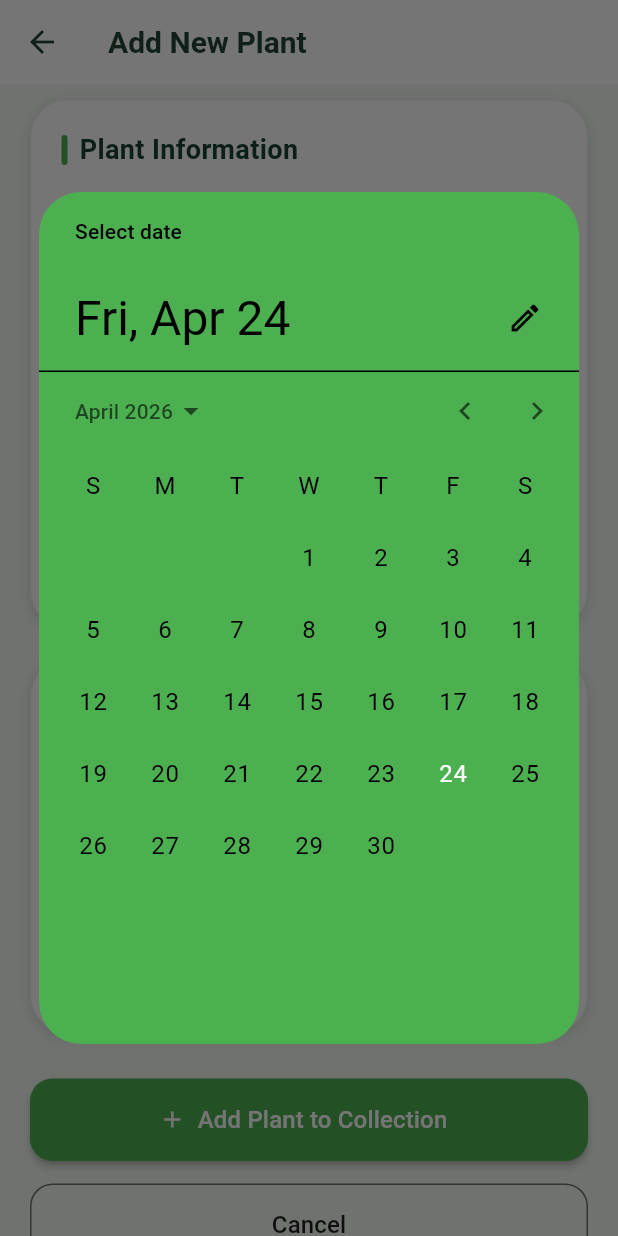
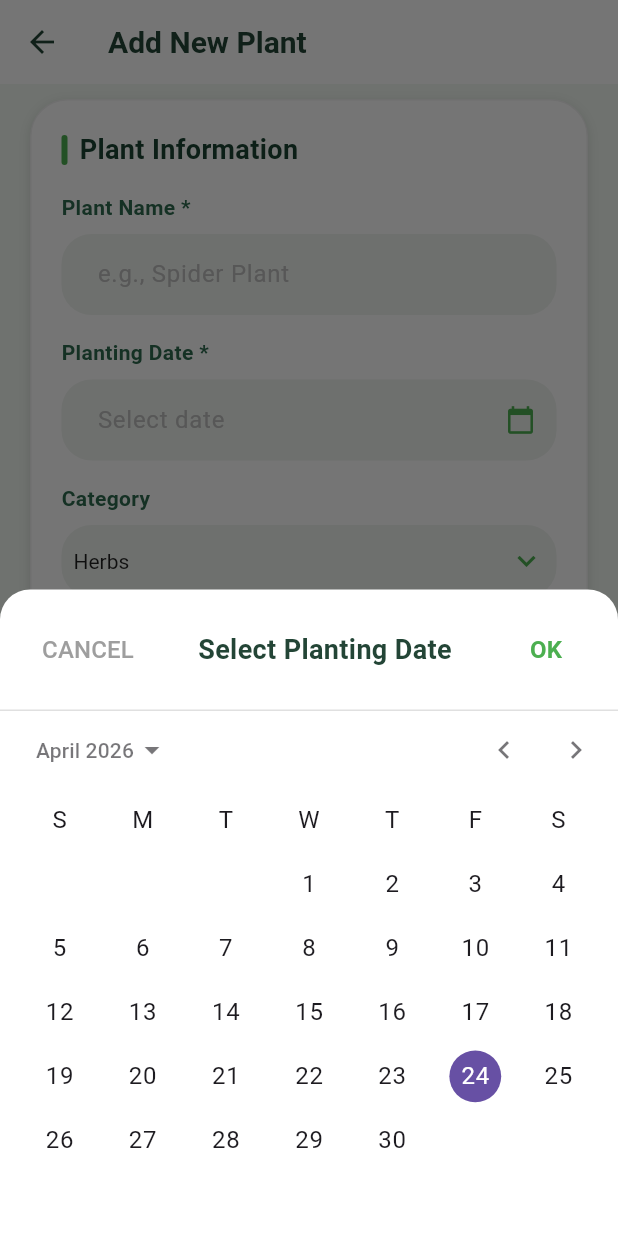
Before and after one commit to lintanghassya/GrowMate, a Flutter app: the AddPlantScreen screen opened directly, after a tap on "Select date", on a phone screen of 412 x 824 dp. Run offline on Flutter 3.47's test engine with Material 3 defaults, Android fonts, the light colour scheme and no system bars; our stand-ins replace qr_flutter.

Commit message:
update kalender

```diff
--- a/growmate_login_register/lib/add_plant_screen.dart
+++ b/growmate_login_register/lib/add_plant_screen.dart
@@ -55,31 +55,96 @@ class _AddPlantScreenState extends State<AddPlantScreen> {
 
   // Fungsi untuk menampilkan date picker
   Future<void> _selectDate(BuildContext context) async {
-    final DateTime? picked = await showDatePicker(
+  // Simpan tanggal sementara
+  DateTime temporaryDate = DateTime.now();
+
+  // Tampilkan date picker di modal bottom sheet
+  await showModalBottomSheet(
     context: context,
-      initialDate: DateTime.now(),
+    isScrollControlled: true,
+    backgroundColor: Colors.transparent,
+    builder: (BuildContext context) {
+      return Container(
+        decoration: const BoxDecoration(
+          color: Colors.white,
+          borderRadius: BorderRadius.vertical(top: Radius.circular(20)),
+        ),
+        child: Column(
+          mainAxisSize: MainAxisSize.min,
+          children: [
+            // Header dengan tombol
+            Container(
+              padding: const EdgeInsets.all(16),
+              decoration: const BoxDecoration(
+                border: Border(
+                  bottom: BorderSide(color: Colors.black12, width: 1),
+                ),
+              ),
+              child: Row(
+                mainAxisAlignment: MainAxisAlignment.spaceBetween,
+                children: [
+                  TextButton(
+                    onPressed: () => Navigator.pop(context),
+                    child: const Text(
+                      'CANCEL',
+                      style: TextStyle(color: Colors.grey, fontSize: 16),
+                    ),
+                  ),
+                  const Text(
+                    'Select Planting Date',
+                    style: TextStyle(
+                      fontSize: 18,
+                      fontWeight: FontWeight.bold,
+                      color: Color(0xFF234536),
+                    ),
+                  ),
+                  TextButton(
+                    onPressed: () {
+                      setState(() {
+                        plantingDateController.text =
+                            "${temporaryDate.day}/${temporaryDate.month}/${temporaryDate.year}";
+                      });
+                      Navigator.pop(context);
+                    },
+                    child: const Text(
+                      'OK',
+                      style: TextStyle(
+                        color: Color(0xFF4CAF50),
+                        fontSize: 16,
+                        fontWeight: FontWeight.bold,
+                      ),
+                    ),
+                  ),
+                ],
+              ),
+            ),
+            // Calendar
+            SizedBox(
+              height: 350,
+              child: StatefulBuilder(
+                builder: (context, setStateSheet) {
+                  return CalendarDatePicker(
+                    initialDate: temporaryDate,
                     firstDate: DateTime(2020),
                     lastDate: DateTime(2030),
-      builder: (context, child) {
-        return Theme(
-          data: ThemeData.light().copyWith(
-            colorScheme: const ColorScheme.light(
-              primary: Color(0xFF4CAF50),
-              onPrimary: Colors.white,
-              surface: Color(0xFF4CAF50),
+                    onDateChanged: (date) {
+                      setStateSheet(() {
+                        temporaryDate = date;
+                      });
+                    },
+                  );
+                },
               ),
             ),
-          child: child!,
+          ],
+        ),
       );
     },
   );
+}
 
-    if (picked != null) {
-      setState(() {
-        plantingDateController.text = "${picked.day}/${picked.month}/${picked.year}";
-      });
-    }
-  }
+
+
 
   // Fungsi untuk menyimpan data plant
   void _savePlant() {
--- a/growmate_login_register/pubspec.yaml
+++ b/growmate_login_register/pubspec.yaml
@@ -30,6 +30,7 @@ environment:
 dependencies:
   flutter:
     sdk: flutter
+  intl: ^0.19.0
 
 
   # The following adds the Cupertino Icons font to your application.
```
Lines whose indentation alone changed are shown as unchanged.
